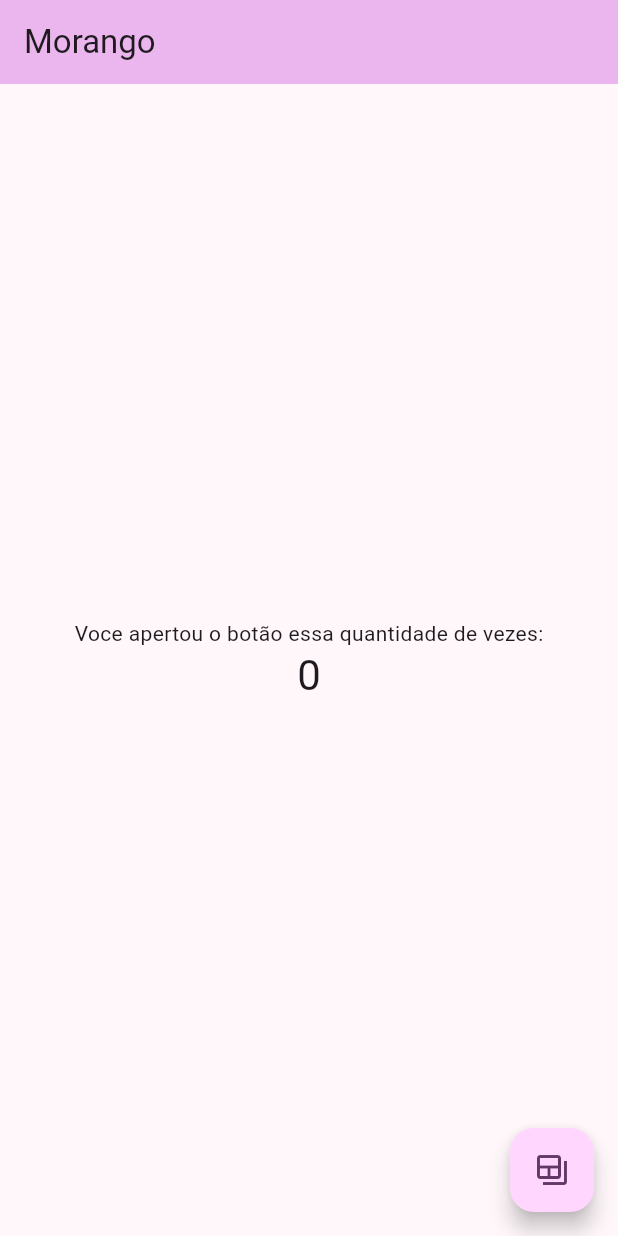
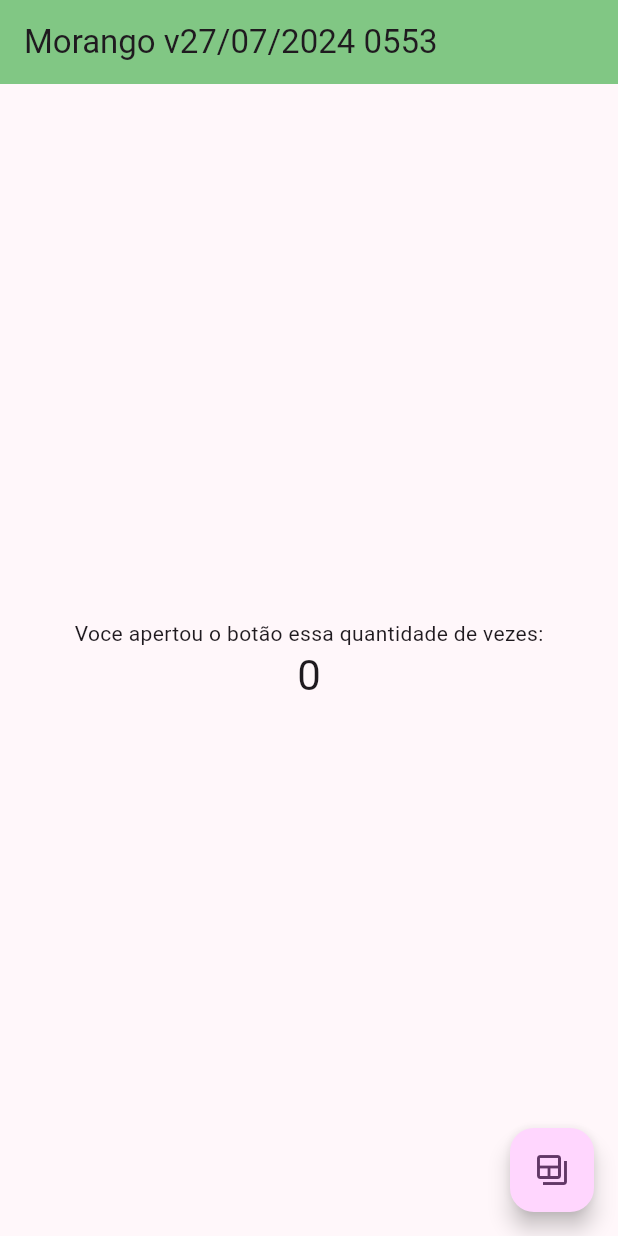
Before and after one commit to slackwarecps/morango, a Flutter app: the screen it shows after launch, on a phone screen of 412 x 824 dp. Run offline on Flutter 3.47's test engine with Material 3 defaults, Android fonts, the phone set to English and light mode, and no system bars; our stand-ins replace device_info_plus, firebase_core, firebase_messaging, logger, shared_preferences; accounts and stored records are empty; network calls fail.

Commit message:
Update home page title to include date and time

```diff
--- a/lib/main.dart
+++ b/lib/main.dart
@@ -194,7 +194,7 @@ class MyApp extends StatelessWidget {
         colorScheme: ColorScheme.fromSeed(seedColor: Colors.purple),
         useMaterial3: true,
       ),
-      home: const MyHomePage(title: 'Morango'),
+      home: const MyHomePage(title: 'Morango v27/07/2024 0553'),
       navigatorKey: navigatorKey,
     );
   }
@@ -202,44 +202,26 @@ class MyApp extends StatelessWidget {
 
 class MyHomePage extends StatefulWidget {
   const MyHomePage({super.key, required this.title});
-
-
   final String title;
-
   @override
   State<MyHomePage> createState() => _MyHomePageState();
 }
 
 class _MyHomePageState extends State<MyHomePage> {
   int _counter = 0;
-
   void _incrementCounter() {
     setState(() {
-      // This call to setState tells the Flutter framework that something has
-      // changed in this State, which causes it to rerun the build method below
-      // so that the display can reflect the updated values. If we changed
-      // _counter without calling setState(), then the build method would not be
-      // called again, and so nothing would appear to happen.
       _counter++;
     });
   }
 
   @override
   Widget build(BuildContext context) {
-    // This method is rerun every time setState is called, for instance as done
-    // by the _incrementCounter method above.
-    //
-    // The Flutter framework has been optimized to make rerunning build methods
-    // fast, so that you can just rebuild anything that needs updating rather
-    // than having to individually change instances of widgets.
     return Scaffold(
       appBar: AppBar(
-        // TRY THIS: Try changing the color here to a specific color (to
-        // Colors.amber, perhaps?) and trigger a hot reload to see the AppBar
-        // change color while the other colors stay the same.
-        backgroundColor: Theme.of(context).colorScheme.inversePrimary,
-        // Here we take the value from the MyHomePage object that was created by
-        // the App.build method, and use it to set our appbar title.
+
+        backgroundColor: Colors.green[300],
+
         title: Text(widget.title),
       ),
       body: Center(
```
